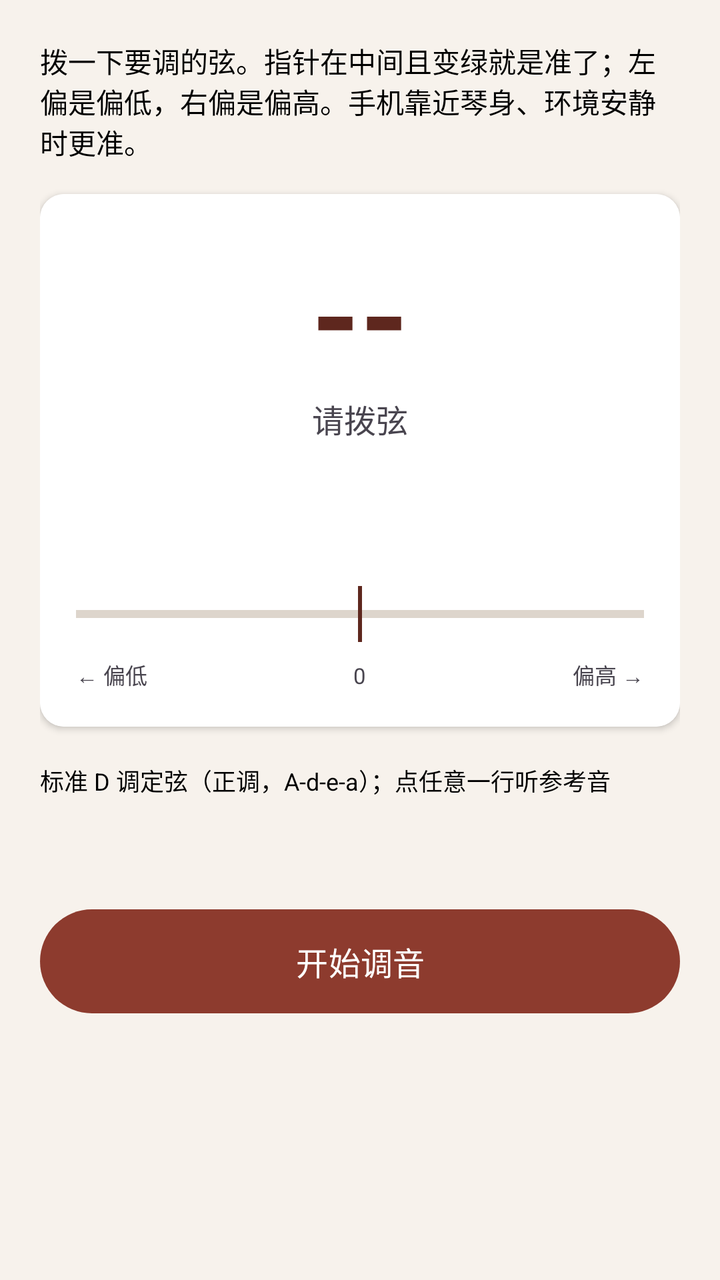
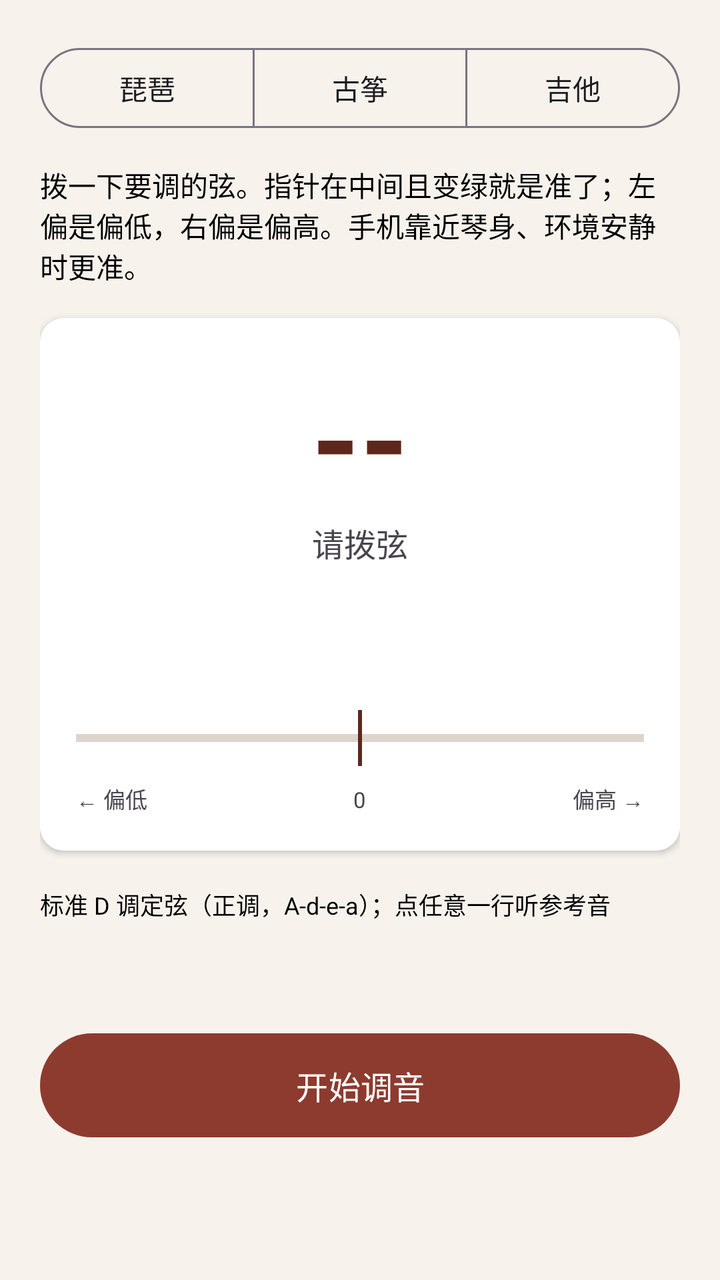

Screens rendered from an Android XML layout before and after an edit, with the pre-edit source and the edit as a unified diff.
<!-- AndroidManifest.xml: application theme Theme.PipaTrainer -->
<!-- res/layout/activity_tuner.xml -->
<?xml version="1.0" encoding="utf-8"?>
<ScrollView xmlns:android="http://schemas.android.com/apk/res/android"
    xmlns:app="http://schemas.android.com/apk/res-auto"
    android:layout_width="match_parent"
    android:layout_height="match_parent"
    android:background="@color/bg">

    <LinearLayout
        android:layout_width="match_parent"
        android:layout_height="wrap_content"
        android:orientation="vertical"
        android:padding="20dp">

        <TextView
            android:layout_width="match_parent"
            android:layout_height="wrap_content"
            android:text="@string/tuner_hint"
            android:textSize="14sp"
            android:textColor="@color/black" />

        
        <androidx.cardview.widget.CardView
            android:layout_width="match_parent"
            android:layout_height="wrap_content"
            android:layout_marginTop="16dp"
            app:cardCornerRadius="12dp"
            app:cardElevation="2dp">

            <LinearLayout
                android:layout_width="match_parent"
                android:layout_height="wrap_content"
                android:orientation="vertical"
                android:gravity="center_horizontal"
                android:background="@color/white"
                android:padding="18dp">

                <TextView
                    android:id="@+id/noteName"
                    android:layout_width="wrap_content"
                    android:layout_height="wrap_content"
                    android:text="--"
                    android:textSize="62sp"
                    android:textStyle="bold"
                    android:textColor="@color/pipa_primary_dark" />

                <TextView
                    android:id="@+id/noteFreq"
                    android:layout_width="wrap_content"
                    android:layout_height="wrap_content"
                    android:text="@string/tuner_ready"
                    android:textSize="16sp" />

                <TextView
                    android:id="@+id/centsText"
                    android:layout_width="wrap_content"
                    android:layout_height="wrap_content"
                    android:layout_marginTop="6dp"
                    android:textSize="18sp"
                    android:textStyle="bold" />

                <TextView
                    android:id="@+id/stringHint"
                    android:layout_width="wrap_content"
                    android:layout_height="wrap_content"
                    android:layout_marginTop="2dp"
                    android:textSize="13sp"
                    android:textColor="@color/black" />

                <FrameLayout
                    android:id="@+id/centsBar"
                    android:layout_width="match_parent"
                    android:layout_height="44dp"
                    android:layout_marginTop="14dp">

                    <View
                        android:layout_width="match_parent"
                        android:layout_height="4dp"
                        android:layout_gravity="center_vertical"
                        android:background="#FFDDD5CC" />

                    <View
                        android:layout_width="2dp"
                        android:layout_height="28dp"
                        android:layout_gravity="center"
                        android:background="@color/pipa_primary_dark" />

                    <View
                        android:id="@+id/centsDot"
                        android:layout_width="10dp"
                        android:layout_height="40dp"
                        android:layout_gravity="center" />
                </FrameLayout>

                <LinearLayout
                    android:layout_width="match_parent"
                    android:layout_height="wrap_content"
                    android:orientation="horizontal">
                    <TextView
                        android:layout_width="0dp" android:layout_height="wrap_content"
                        android:layout_weight="1" android:text="@string/tuner_flat"
                        android:textSize="11sp" />
                    <TextView
                        android:layout_width="wrap_content" android:layout_height="wrap_content"
                        android:text="@string/tuner_center" android:textSize="11sp" />
                    <TextView
                        android:layout_width="0dp" android:layout_height="wrap_content"
                        android:layout_weight="1" android:gravity="end"
                        android:text="@string/tuner_sharp" android:textSize="11sp" />
                </LinearLayout>
            </LinearLayout>
        </androidx.cardview.widget.CardView>

        <TextView
            android:layout_width="match_parent"
            android:layout_height="wrap_content"
            android:layout_marginTop="18dp"
            android:text="@string/tuner_strings_hint"
            android:textSize="12sp"
            android:textColor="@color/black" />

        <LinearLayout
            android:id="@+id/stringList"
            android:layout_width="match_parent"
            android:layout_height="wrap_content"
            android:orientation="vertical"
            android:layout_marginTop="6dp" />

        <TextView
            android:id="@+id/tunerStatus"
            android:layout_width="match_parent"
            android:layout_height="wrap_content"
            android:layout_marginTop="12dp"
            android:gravity="center"
            android:textSize="13sp"
            android:textColor="@color/pipa_primary_dark" />

        <com.google.android.material.button.MaterialButton
            android:id="@+id/btnTunerToggle"
            android:layout_width="match_parent"
            android:layout_height="60dp"
            android:layout_marginTop="16dp"
            android:text="@string/btn_tuner_start"
            android:textSize="16sp" />
    </LinearLayout>
</ScrollView>
<!-- resources referenced by this layout -->
<resources>
  <color name="bg">#FFF7F2EC</color>
  <color name="black">#FF000000</color>
  <color name="pipa_primary_dark">#FF5E271E</color>
  <color name="white">#FFFFFFFF</color>
  <string name="btn_tuner_start">开始调音</string>
  <string name="tuner_center">0</string>
  <string name="tuner_flat">← 偏低</string>
  <string name="tuner_hint">拨一下要调的弦。指针在中间且变绿就是准了；左偏是偏低，右偏是偏高。手机靠近琴身、环境安静时更准。</string>
  <string name="tuner_ready">请拨弦</string>
  <string name="tuner_sharp">偏高 →</string>
  <string name="tuner_strings_hint">标准 D 调定弦（正调，A-d-e-a）；点任意一行听参考音</string>
  <style name="Theme.PipaTrainer" parent="Theme.Material3.DayNight.NoActionBar">
          <item name="colorPrimary">@color/pipa_primary</item>
          <item name="colorOnPrimary">@color/white</item>
          <item name="android:statusBarColor">@color/pipa_primary_dark</item>
      </style>
  <color name="pipa_primary">#FF8D3B2E</color>
</resources>

<!-- the commit's change to res/layout/activity_tuner.xml (unified diff, before → after) -->
@@ -10,6 +10,39 @@
         android:layout_height="wrap_content"
         android:orientation="vertical"
         android:padding="20dp">
+
+        <com.google.android.material.button.MaterialButtonToggleGroup
+            android:id="@+id/instrumentGroup"
+            android:layout_width="match_parent"
+            android:layout_height="wrap_content"
+            android:layout_marginBottom="14dp"
+            app:selectionRequired="true"
+            app:singleSelection="true">
+
+            <com.google.android.material.button.MaterialButton
+                android:id="@+id/btnPipa"
+                style="@style/Widget.Material3.Button.OutlinedButton"
+                android:layout_width="0dp"
+                android:layout_height="wrap_content"
+                android:layout_weight="1"
+                android:text="@string/instrument_pipa" />
+
+            <com.google.android.material.button.MaterialButton
+                android:id="@+id/btnGuzheng"
+                style="@style/Widget.Material3.Button.OutlinedButton"
+                android:layout_width="0dp"
+                android:layout_height="wrap_content"
+                android:layout_weight="1"
+                android:text="@string/instrument_guzheng" />
+
+            <com.google.android.material.button.MaterialButton
+                android:id="@+id/btnGuitar"
+                style="@style/Widget.Material3.Button.OutlinedButton"
+                android:layout_width="0dp"
+                android:layout_height="wrap_content"
+                android:layout_weight="1"
+                android:text="@string/instrument_guitar" />
+        </com.google.android.material.button.MaterialButtonToggleGroup>
 
         <TextView
             android:layout_width="match_parent"
@@ -111,6 +144,7 @@
         </androidx.cardview.widget.CardView>
 
         <TextView
+            android:id="@+id/stringsHint"
             android:layout_width="match_parent"
             android:layout_height="wrap_content"
             android:layout_marginTop="18dp"
<!-- resource entries referenced after the edit -->
@@ -5,6 +5,9 @@
   <color name="pipa_primary_dark">#FF5E271E</color>
   <color name="white">#FFFFFFFF</color>
   <string name="btn_tuner_start">开始调音</string>
+  <string name="instrument_guitar">吉他</string>
+  <string name="instrument_guzheng">古筝</string>
+  <string name="instrument_pipa">琵琶</string>
   <string name="tuner_center">0</string>
   <string name="tuner_flat">← 偏低</string>
   <string name="tuner_hint">拨一下要调的弦。指针在中间且变绿就是准了；左偏是偏低，右偏是偏高。手机靠近琴身、环境安静时更准。</string>
